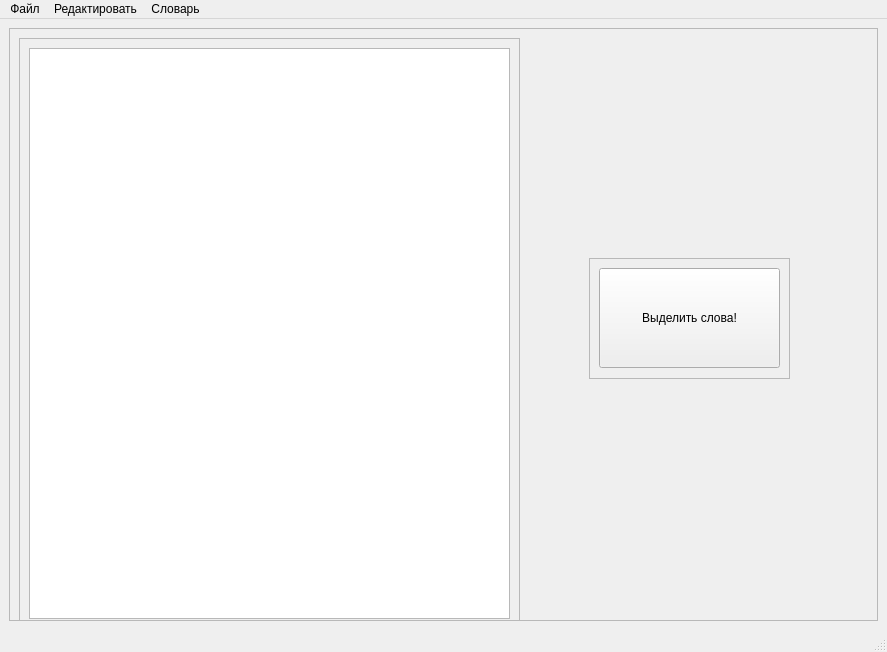
Andrew-Garanin/SentimentVisualizationApp, file ui/main.ui: the form before one commit.
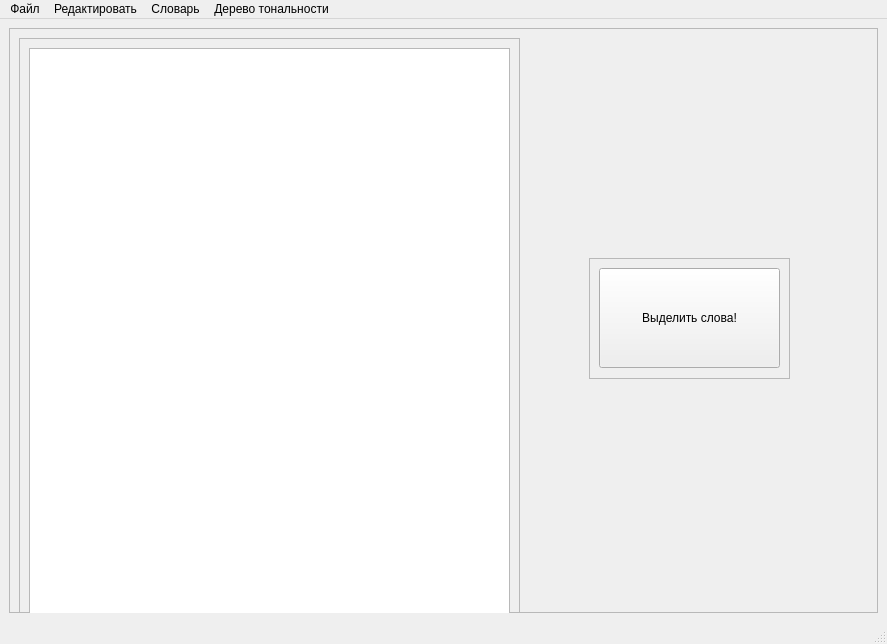
The form after the commit.

Diff of the .ui file:
```diff
--- a/ui/main.ui
+++ b/ui/main.ui
@@ -7,7 +7,7 @@
     <x>0</x>
     <y>0</y>
     <width>887</width>
-    <height>652</height>
+    <height>644</height>
    </rect>
   </property>
   <property name="contextMenuPolicy">
@@ -144,9 +144,16 @@
     <addaction name="menuAddNewWord"/>
     <addaction name="menuChangeWordSentiment"/>
    </widget>
+   <widget class="QMenu" name="menu_4">
+    <property name="title">
+     <string>Дерево тональности</string>
+    </property>
+    <addaction name="menuSingleSentence"/>
+   </widget>
    <addaction name="menu"/>
    <addaction name="menu_2"/>
    <addaction name="menu_3"/>
+   <addaction name="menu_4"/>
   </widget>
   <widget class="QStatusBar" name="statusbar"/>
   <action name="menuOpen">
```
Left out of the diff: 5 changed lines with no effect on the pictures.
